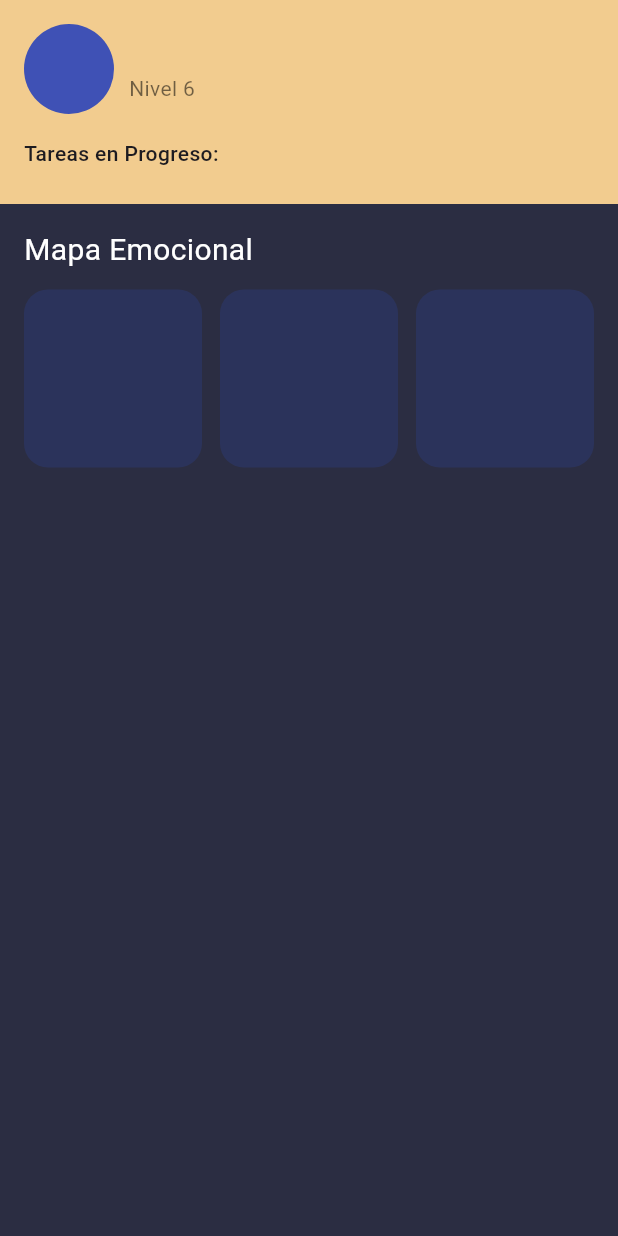
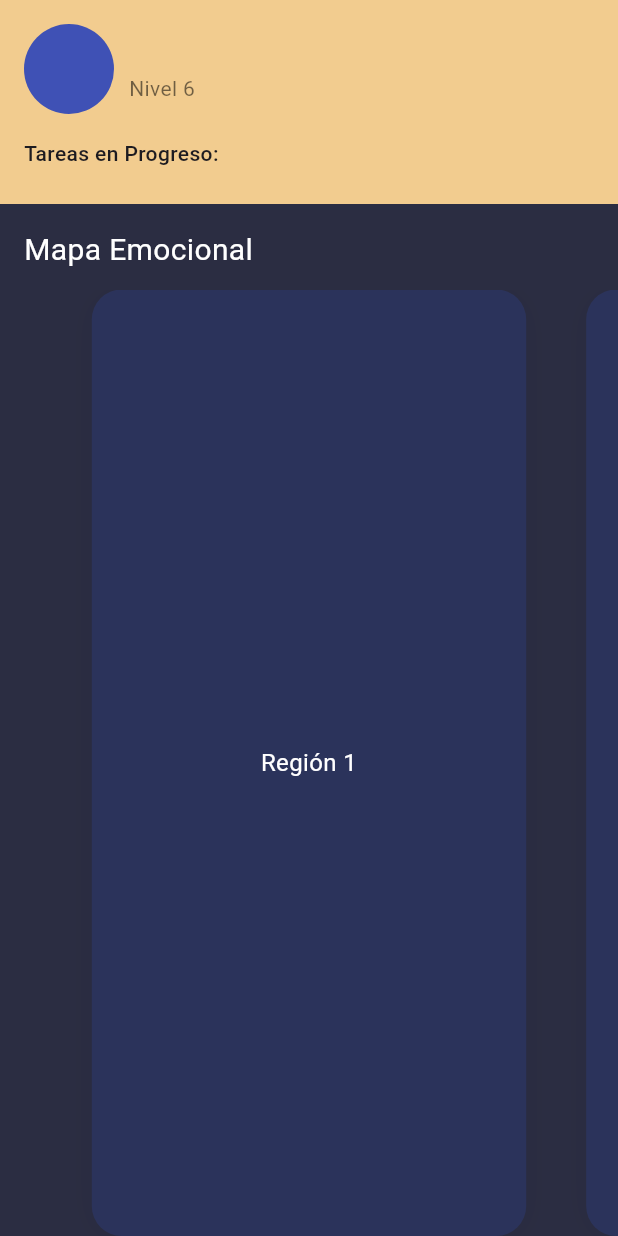
Before and after one commit to heric-hh/zenquest, a Flutter app: the HomeScreen screen opened directly, on a phone screen of 412 x 824 dp. Run offline on Flutter 3.47's test engine with Material 3 defaults, Android fonts, the phone set to English and light mode, and no system bars; our stand-ins replace google_fonts, shared_preferences; accounts and stored records are empty; Roboto replaces fonts that are missing (PressStart2P).

```diff
--- a/lib/main.dart
+++ b/lib/main.dart
@@ -2,6 +2,7 @@ import 'package:flutter/material.dart';
 import 'package:google_fonts/google_fonts.dart';
 import 'package:zenquest/src/config/theme/colors/app_colors.dart';
 import 'package:zenquest/src/core/utils/first_launch_checker.dart';
+import 'package:zenquest/src/presentation/navigation/main_navigation.dart';
 import 'package:zenquest/src/presentation/pages/home_screen.dart';
 import 'package:zenquest/src/presentation/pages/intro_screen.dart';
 
@@ -30,7 +31,7 @@ class MyApp extends StatelessWidget {
         textTheme: GoogleFonts.pixelifySansTextTheme(),
       ),
       home: FirstLaunchChecker(
-        homeWidget: const HomeScreen(),
+        homeWidget: const MainNavigation(),
         onboardingWidget: const IntroScreen(),
       ),
       debugShowCheckedModeBanner: false,
--- a/lib/src/presentation/pages/home_screen.dart
+++ b/lib/src/presentation/pages/home_screen.dart
@@ -28,7 +28,7 @@ class _HomeScreenState extends State<HomeScreen> {
   @override
   Widget build(BuildContext context) {
     return Scaffold(
-      backgroundColor: AppColors.primaryColor, // fondo oscuro
+      backgroundColor: AppColors.primaryColor,
       body: SafeArea(
         child: Column(
           crossAxisAlignment: CrossAxisAlignment.start,
@@ -39,37 +39,52 @@ class _HomeScreenState extends State<HomeScreen> {
             const SizedBox(height: 16),
 
             // Mapa emocional
-            Padding(
-              padding: const EdgeInsets.symmetric(horizontal: 16),
-              child: const Text(
+            const Padding(
+              padding: EdgeInsets.symmetric(horizontal: 16),
+              child: Text(
                 'Mapa Emocional',
                 style: TextStyle(
                   fontSize: 20,
-                  fontFamily: 'PressStart2P', // si usas fuente pixel
+                  fontFamily: 'PressStart2P',
                   color: Colors.white,
                 ),
               ),
             ),
             const SizedBox(height: 12),
 
-            // Regiones (placeholder)
+            // Card Swiper - Regiones
             Expanded(
-              child: Padding(
-                padding: const EdgeInsets.symmetric(horizontal: 16),
-                child: GridView.count(
-                  crossAxisCount: 3,
-                  crossAxisSpacing: 12,
-                  mainAxisSpacing: 12,
-                  children: List.generate(
-                    3,
-                    (index) => Container(
+              child: PageView.builder(
+                itemCount: 5, // Puedes cambiar esto según tus regiones
+                controller: PageController(viewportFraction: 0.8),
+                itemBuilder: (context, index) {
+                  return Padding(
+                    padding: const EdgeInsets.symmetric(horizontal: 20),
+                    child: Container(
                       decoration: BoxDecoration(
                         color: const Color(0xFF2B335B),
-                        borderRadius: BorderRadius.circular(16),
+                        borderRadius: BorderRadius.circular(20),
+                        boxShadow: [
+                          BoxShadow(
+                            color: Colors.black.withAlpha(10),
+                            blurRadius: 20,
+                            offset: const Offset(0, 2),
+                          ),
+                        ],
+                      ),
+                      child: Center(
+                        child: Text(
+                          'Región ${index + 1}',
+                          style: const TextStyle(
+                            color: Colors.white,
+                            fontSize: 16,
+                          ),
+                          textAlign: TextAlign.center,
+                        ),
                       ),
                     ),
-                  ),
-                ),
+                  );
+                },
               ),
             ),
           ],
@@ -88,7 +103,7 @@ class AppBar extends StatelessWidget {
   Widget build(BuildContext context) {
     return Container(
       padding: const EdgeInsets.all(16),
-      color: AppColors.secondaryColor, // color crema
+      color: AppColors.secondaryColor,
       child: Column(
         crossAxisAlignment: CrossAxisAlignment.start,
         children: [
@@ -108,7 +123,7 @@ class AppBar extends StatelessWidget {
                     ),
                   ),
                   const Text(
-                    'Nivel 6', //TODO: Cambiar a nivel dinámico
+                    'Nivel 6', // TODO: Cambiar a nivel dinámico
                     style: TextStyle(color: Colors.black54),
                   ),
                 ],
```
Also changed, not shown: lib/src/presentation/navigation/main_navigation.dart (added, +45 -0 lines), lib/src/presentation/pages/setting_screen.dart (added, +14 -0 lines), lib/src/presentation/pages/user_screen.dart (added, +14 -0 lines).
